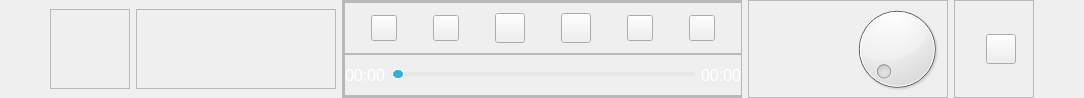
Above: CaX/widget/playwindow.ui from fsest4u/CaX_03 before the change. Below: the same form after it.
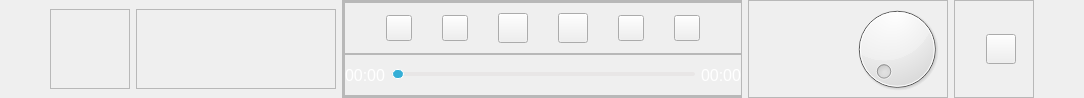
That is the form after the change. Icons and pictures are not drawn.

```diff
--- a/CaX/widget/playwindow.ui
+++ b/CaX/widget/playwindow.ui
@@ -186,7 +186,7 @@
            </property>
            <layout class="QHBoxLayout" name="horizontalLayout_3">
             <property name="spacing">
-             <number>10</number>
+             <number>30</number>
             </property>
             <property name="leftMargin">
              <number>0</number>
@@ -200,6 +200,19 @@
             <property name="bottomMargin">
              <number>10</number>
             </property>
+            <item>
+             <spacer name="horizontalSpacer_2">
+              <property name="orientation">
+               <enum>Qt::Horizontal</enum>
+              </property>
+              <property name="sizeHint" stdset="0">
+               <size>
+                <width>40</width>
+                <height>20</height>
+               </size>
+              </property>
+             </spacer>
+            </item>
             <item>
              <widget class="QPushButton" name="btnInfo">
               <property name="minimumSize">
@@ -373,6 +386,19 @@
               </property>
              </widget>
             </item>
+            <item>
+             <spacer name="horizontalSpacer_3">
+              <property name="orientation">
+               <enum>Qt::Horizontal</enum>
+              </property>
+              <property name="sizeHint" stdset="0">
+               <size>
+                <width>40</width>
+                <height>20</height>
+               </size>
+              </property>
+             </spacer>
+            </item>
            </layout>
           </widget>
          </item>
```
